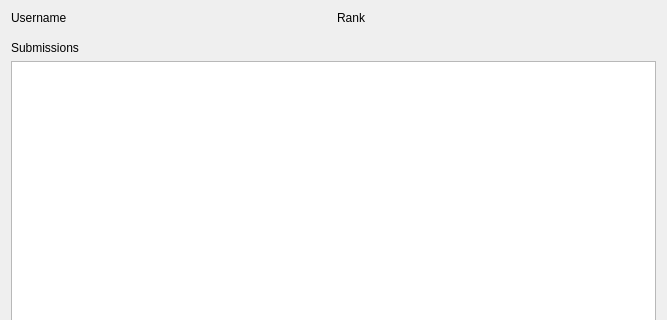
This is src/widgets/profileswidget.ui in jgcoded/UVA-Arena-Qt as Qt 5 draws it before an edit; both pictures show x 0 to 667 and y 0 to 320 of the 667 by 491 pixel window. The edited form follows.
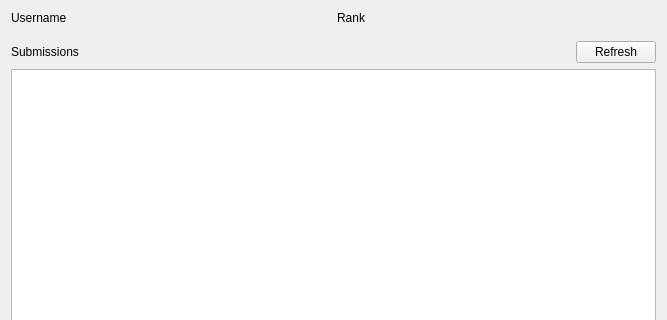
This is the edited form.

Commit message: Added a refresh button to the profileswidget and color for the submission table

What changed in the file:
```diff
--- a/src/widgets/profileswidget.ui
+++ b/src/widgets/profileswidget.ui
@@ -36,6 +36,8 @@
     </layout>
    </item>
    <item>
+    <layout class="QHBoxLayout" name="horizontalLayout_2">
+     <item>
     <widget class="QLabel" name="label_3">
      <property name="text">
       <string>Submissions</string>
@@ -43,6 +45,28 @@
     </widget>
    </item>
    <item>
+      <spacer name="horizontalSpacer">
+       <property name="orientation">
+        <enum>Qt::Horizontal</enum>
+       </property>
+       <property name="sizeHint" stdset="0">
+        <size>
+         <width>40</width>
+         <height>20</height>
+        </size>
+       </property>
+      </spacer>
+     </item>
+     <item>
+      <widget class="QPushButton" name="refreshSubmissionsButton">
+       <property name="text">
+        <string>Refresh</string>
+       </property>
+      </widget>
+     </item>
+    </layout>
+   </item>
+   <item>
     <widget class="QTableView" name="tableView">
      <property name="editTriggers">
       <set>QAbstractItemView::NoEditTriggers</set>
@@ -50,6 +74,9 @@
      <property name="sortingEnabled">
       <bool>true</bool>
      </property>
+     <attribute name="horizontalHeaderStretchLastSection">
+      <bool>true</bool>
+     </attribute>
      <attribute name="verticalHeaderVisible">
       <bool>false</bool>
      </attribute>
```
Lines whose indentation alone changed are shown as unchanged. The commit also changes 3 other files.
